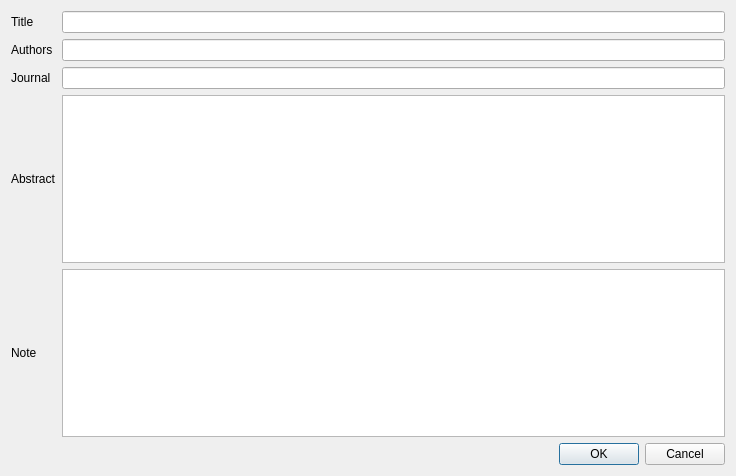
The window that PaperDlg.ui (congchenutd/papernet) describes before a commit, drawn with Qt 5.
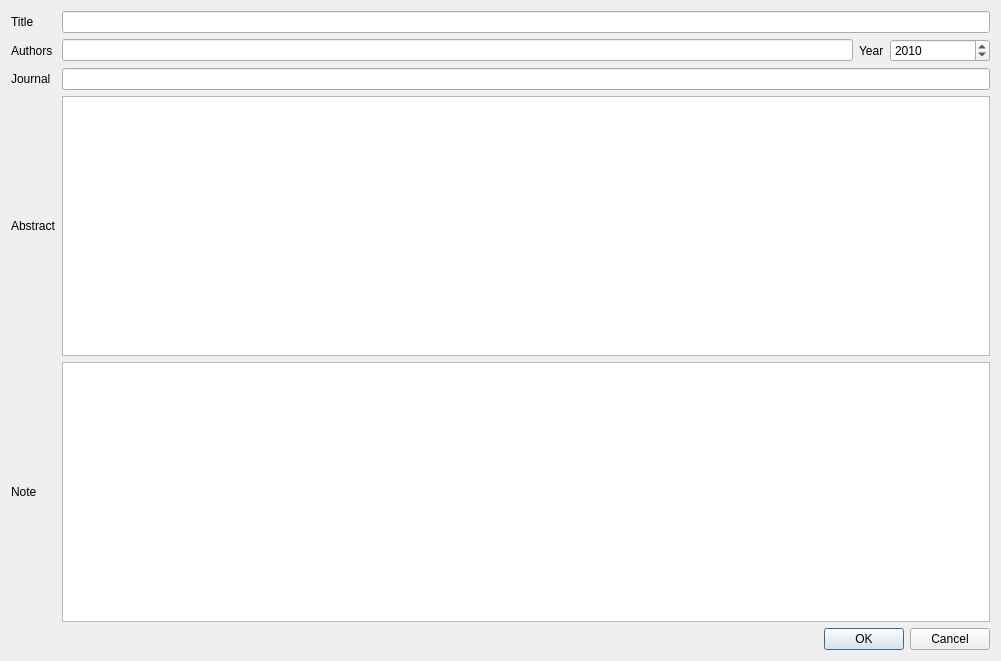
The same window after the commit.

Diff of the .ui file:
```diff
--- a/PaperDlg.ui
+++ b/PaperDlg.ui
@@ -6,8 +6,8 @@
    <rect>
     <x>0</x>
     <y>0</y>
-    <width>736</width>
-    <height>476</height>
+    <width>1001</width>
+    <height>661</height>
    </rect>
   </property>
   <property name="windowTitle">
@@ -21,7 +21,7 @@
      </property>
     </widget>
    </item>
-   <item row="0" column="1">
+   <item row="0" column="1" colspan="3">
     <widget class="QLineEdit" name="leTitle"/>
    </item>
    <item row="1" column="0">
@@ -34,6 +34,35 @@
    <item row="1" column="1">
     <widget class="QLineEdit" name="leAuthors"/>
    </item>
+   <item row="1" column="2">
+    <widget class="QLabel" name="label_5">
+     <property name="text">
+      <string>Year</string>
+     </property>
+    </widget>
+   </item>
+   <item row="1" column="3">
+    <widget class="QSpinBox" name="sbYear">
+     <property name="sizePolicy">
+      <sizepolicy hsizetype="Expanding" vsizetype="Fixed">
+       <horstretch>0</horstretch>
+       <verstretch>0</verstretch>
+      </sizepolicy>
+     </property>
+     <property name="maximumSize">
+      <size>
+       <width>100</width>
+       <height>16777215</height>
+      </size>
+     </property>
+     <property name="maximum">
+      <number>3000</number>
+     </property>
+     <property name="value">
+      <number>2010</number>
+     </property>
+    </widget>
+   </item>
    <item row="2" column="0">
     <widget class="QLabel" name="label_2">
      <property name="text">
@@ -41,7 +70,7 @@
      </property>
     </widget>
    </item>
-   <item row="2" column="1">
+   <item row="2" column="1" colspan="3">
     <widget class="QLineEdit" name="leJournal"/>
    </item>
    <item row="3" column="0">
@@ -51,7 +80,7 @@
      </property>
     </widget>
    </item>
-   <item row="3" column="1">
+   <item row="3" column="1" colspan="3">
     <widget class="QPlainTextEdit" name="teAbstract"/>
    </item>
    <item row="4" column="0">
@@ -61,10 +90,10 @@
      </property>
     </widget>
    </item>
-   <item row="4" column="1">
+   <item row="4" column="1" colspan="3">
     <widget class="QPlainTextEdit" name="teNote"/>
    </item>
-   <item row="5" column="0" colspan="2">
+   <item row="5" column="1" colspan="3">
     <widget class="QDialogButtonBox" name="buttonBox">
      <property name="standardButtons">
       <set>QDialogButtonBox::Cancel|QDialogButtonBox::Ok</set>
```
